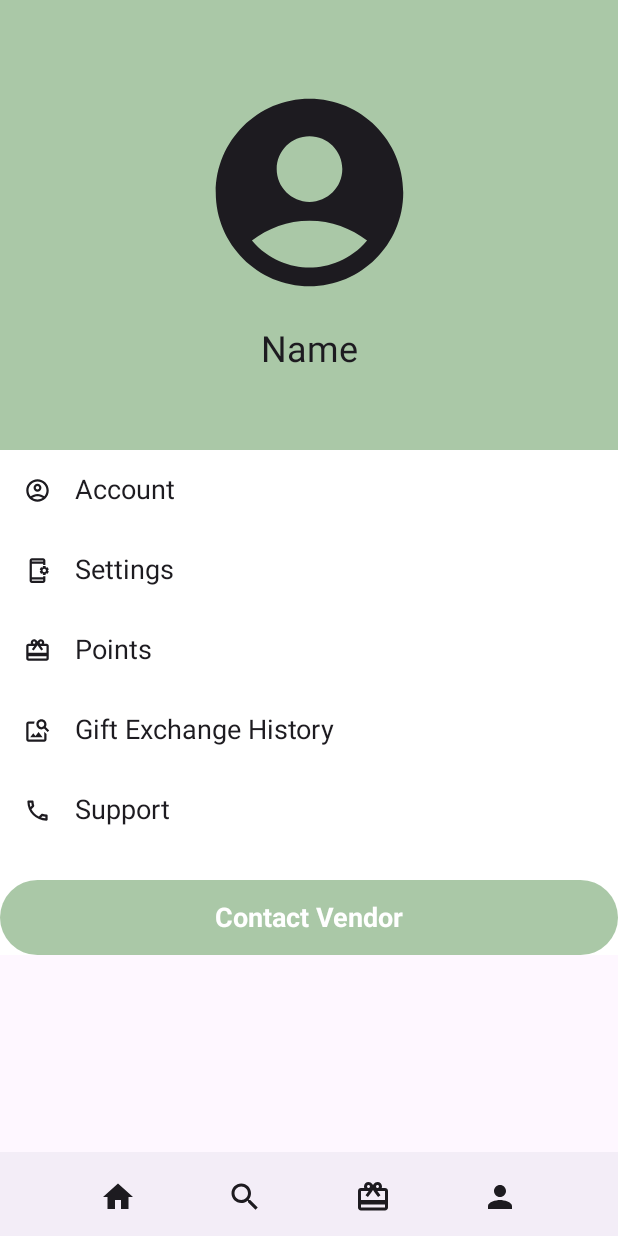
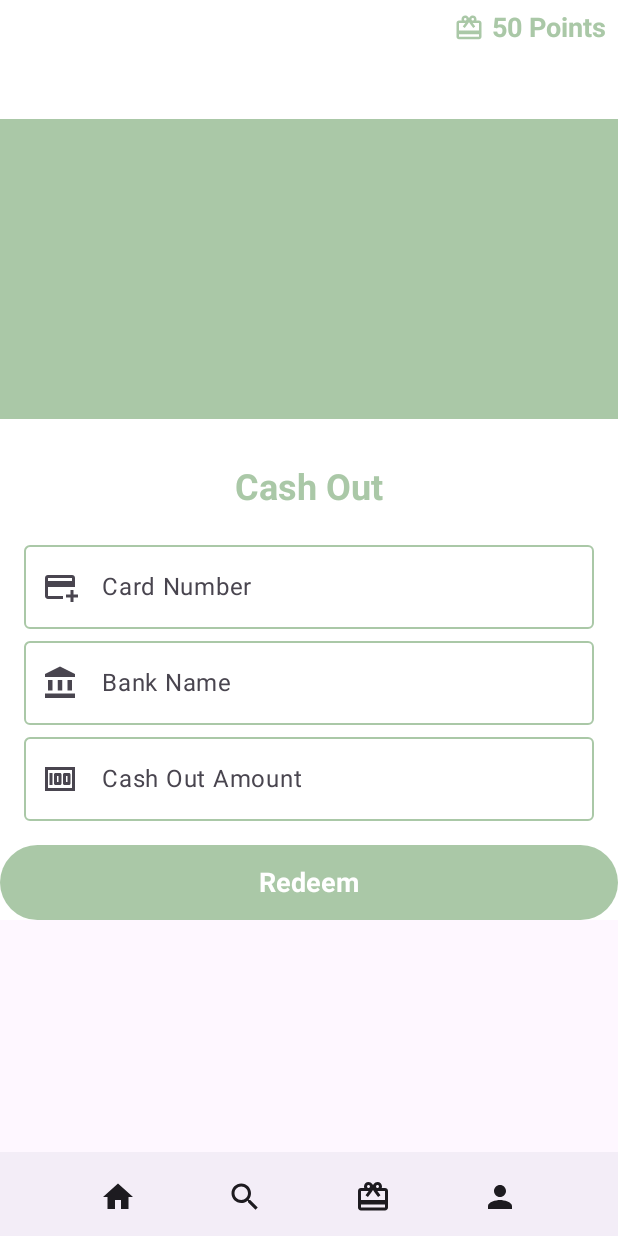
Before and after one commit to Peachy72/EcoEarn, an Android app built with Jetpack Compose: the @Preview function DefaultPreview, on a phone screen of 412 x 824 dp. Run offline under Robolectric (Android 15) with nearby library versions, the phone set to English and light mode, and no system bars.

Commit message:
feat: cashOutScreen

```diff
--- a/app/src/main/java/com/example/ecoearn/app/EcoEarnApp.kt
+++ b/app/src/main/java/com/example/ecoearn/app/EcoEarnApp.kt
@@ -15,6 +15,7 @@ import com.example.ecoearn.screens.TermsAndConditionsScreen
 import com.example.ecoearn.screens.ProfileScreen
 import com.example.ecoearn.screens.RedeemScreen
 import com.example.ecoearn.screens.VoucherScreen
+import com.example.ecoearn.screens.CashOutScreen
 
 @Composable
 fun EcoEarnApp() {
@@ -31,6 +32,7 @@ fun EcoEarnApp() {
                 is Screen.ProfileScreen -> ProfileScreen()
                 is Screen.RedeemScreen -> RedeemScreen()
                 is Screen.VoucherScreen -> VoucherScreen()
+                is Screen.CashOutScreen -> CashOutScreen()
 
                 else -> {}
             }
--- a/app/src/main/java/com/example/ecoearn/components/AppComponents.kt
+++ b/app/src/main/java/com/example/ecoearn/components/AppComponents.kt
@@ -19,15 +19,19 @@ import androidx.compose.foundation.layout.heightIn
 import androidx.compose.foundation.layout.padding
 import androidx.compose.foundation.layout.size
 import androidx.compose.foundation.layout.width
+import androidx.compose.foundation.layout.wrapContentWidth
 import androidx.compose.foundation.shape.RoundedCornerShape
 import androidx.compose.foundation.text.ClickableText
 import androidx.compose.foundation.text.KeyboardOptions
 import androidx.compose.material.icons.Icons
+import androidx.compose.material.icons.filled.AccountBalance
 import androidx.compose.material.icons.filled.AccountCircle
+import androidx.compose.material.icons.filled.AddCard
 import androidx.compose.material.icons.filled.ArrowForward
 import androidx.compose.material.icons.filled.ArrowForwardIos
 import androidx.compose.material.icons.filled.CardGiftcard
 import androidx.compose.material.icons.filled.Home
+import androidx.compose.material.icons.filled.Money
 import androidx.compose.material.icons.filled.Person
 import androidx.compose.material.icons.filled.Search
 import androidx.compose.material.icons.filled.Visibility
@@ -576,10 +580,59 @@ fun VoucherDescriptionComponent() {
             color = TextColor
         )
         Spacer(modifier = Modifier.height(16.dp))
-        ButtonComponent(
-            value = stringResource(id = R.string.redeem),
-            isEnabled = true,
-            screen = Screen.RedeemScreen //TODO: change screen navigation
-        )
+        Button(
+            onClick = { /*TODO*/ },
+            modifier = Modifier
+                .fillMaxWidth()
+                .height(50.dp),
+            colors = ButtonDefaults.buttonColors(Primary)
+        ) {
+            Text(
+                text = stringResource(id = R.string.contact_vendor),
+                modifier = Modifier
+                    .fillMaxWidth()
+                    .heightIn(),
+                style = TextStyle(
+                    fontSize = 18.sp,
+                    fontWeight = FontWeight.Bold,
+                    fontStyle = FontStyle.Normal
+                ),
+                color = Color.White,
+                textAlign = TextAlign.Center
+            )
+        }
     }
 }
+
+@Composable
+fun CashOutComponent() {
+    Column(
+modifier = Modifier
+    .fillMaxWidth()
+    .padding(16.dp),
+        horizontalAlignment = Alignment.CenterHorizontally
+    ) {
+        Text(
+            text = stringResource(id = R.string.cash_out),
+            fontSize = 24.sp,
+            fontWeight = FontWeight.Bold,
+            color = Primary,
+            modifier = Modifier
+                .padding(16.dp)
+        )
+        MyTextFieldComponent(
+            labelValue = stringResource(id = R.string.card_number),
+            imageVector = Icons.Filled.AddCard,
+        )
+        MyTextFieldComponent(
+            labelValue = stringResource(id = R.string.bank_name),
+            imageVector = Icons.Filled.AccountBalance,
+        )
+        MyTextFieldComponent(
+            labelValue = stringResource(id = R.string.cash_out_amount),
+            imageVector = Icons.Filled.Money,
+        )
+
+    }
+
+}
--- a/app/src/main/java/com/example/ecoearn/navigation/EcoEarnAppRouter.kt
+++ b/app/src/main/java/com/example/ecoearn/navigation/EcoEarnAppRouter.kt
@@ -11,10 +11,11 @@ sealed class Screen() {
     object TermsAndConditionsScreen : Screen()
     object RedeemScreen : Screen()
     object VoucherScreen : Screen()
+    object CashOutScreen : Screen()
 }
 
 object EcoEarnAppRouter {
-    var currentScreen: MutableState<Screen> = mutableStateOf(Screen.WelcomeScreen)
+    var currentScreen: MutableState<Screen> = mutableStateOf(Screen.CashOutScreen)
 
     fun navigateTo(destination: Screen) {
         currentScreen.value = destination
--- /dev/null
+++ b/app/src/main/java/com/example/ecoearn/screens/CashOutScreen.kt
@@ -0,0 +1,82 @@
+package com.example.ecoearn.screens
+
+import androidx.compose.foundation.Image
+import androidx.compose.foundation.background
+import androidx.compose.foundation.layout.Box
+import androidx.compose.foundation.layout.Column
+import androidx.compose.foundation.layout.Spacer
+import androidx.compose.foundation.layout.fillMaxSize
+import androidx.compose.foundation.layout.fillMaxWidth
+import androidx.compose.foundation.layout.height
+import androidx.compose.foundation.layout.heightIn
+import androidx.compose.foundation.layout.padding
+import androidx.compose.material3.Button
+import androidx.compose.material3.ButtonDefaults
+import androidx.compose.material3.Surface
+import androidx.compose.material3.Text
+import androidx.compose.runtime.Composable
+import androidx.compose.ui.Modifier
+import androidx.compose.ui.graphics.Color
+import androidx.compose.ui.res.painterResource
+import androidx.compose.ui.res.stringResource
+import androidx.compose.ui.text.TextStyle
+import androidx.compose.ui.text.font.FontStyle
+import androidx.compose.ui.text.font.FontWeight
+import androidx.compose.ui.text.style.TextAlign
+import androidx.compose.ui.tooling.preview.Preview
+import androidx.compose.ui.unit.dp
+import androidx.compose.ui.unit.sp
+import com.example.ecoearn.R
+import com.example.ecoearn.components.BottomBarComponent
+import com.example.ecoearn.components.CashOutComponent
+import com.example.ecoearn.components.PointsComponent
+import com.example.ecoearn.components.VoucherDescriptionComponent
+import com.example.ecoearn.navigation.EcoEarnAppRouter
+import com.example.ecoearn.navigation.Screen
+import com.example.ecoearn.ui.theme.Primary
+
+@Composable
+fun CashOutScreen() {
+    Column {
+        PointsComponent(points = 50)
+        Spacer(modifier = Modifier.height(50.dp))
+        Box(
+            modifier = Modifier
+                .fillMaxWidth()
+                .height(200.dp)
+                .background(Primary)
+        ) {
+
+        }
+        CashOutComponent()
+        Button(
+            onClick = { /*TODO*/ },
+            modifier = Modifier
+                .fillMaxWidth()
+                .height(50.dp),
+            colors = ButtonDefaults.buttonColors(Primary)
+        ) {
+            Text(
+                text = stringResource(id = R.string.redeem),
+                modifier = Modifier
+                    .fillMaxWidth()
+                    .heightIn(),
+                style = TextStyle(
+                    fontSize = 18.sp,
+                    fontWeight = FontWeight.Bold,
+                    fontStyle = FontStyle.Normal
+                ),
+                color = Color.White,
+                textAlign = TextAlign.Center
+            )
+        }
+        BottomBarComponent()
+    }
+
+}
+
+@Preview
+@Composable
+fun CashOutScreenPreview() {
+    CashOutScreen()
+}
--- /dev/null
+++ b/app/src/main/java/com/example/ecoearn/screens/LensScreen.kt
@@ -0,0 +1,4 @@
+package com.example.ecoearn.screens
+
+class LensScreen {
+}
--- a/app/src/main/res/values/strings.xml
+++ b/app/src/main/res/values/strings.xml
@@ -26,4 +26,8 @@
     <string name="see_more">See more</string>
     <string name="banner">Banner</string>
     <string name="redeem">Redeem</string>
+    <string name="cash_out">Cash Out</string>
+    <string name="card_number">Card Number</string>
+    <string name="bank_name">Bank Name</string>
+    <string name="cash_out_amount">Cash Out Amount</string>
 </resources>
```
